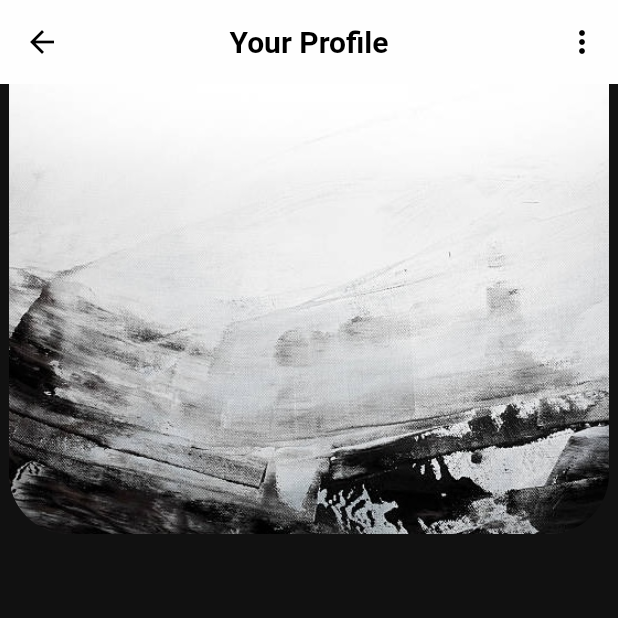
After one commit to Bipolaarr/harmony, a Flutter app: the ProfilePage screen opened directly, on a phone screen of 412 x 824 dp, the top half of it. The commit adds this screen. Run offline on Flutter 3.47's test engine with Material 3 defaults, Android fonts, the phone set to English and light mode, and no system bars; our stand-ins replace cloud_firestore, dartz, firebase_auth, firebase_core, flutter_bloc, flutter_svg and 3 more; accounts and stored records are empty; Roboto replaces fonts that are missing (SF Pro).

Commit message:
small ui fixes + profile started

```diff
--- a/lib/data/repoimpls/auth_repository_implementation.dart
+++ b/lib/data/repoimpls/auth_repository_implementation.dart
@@ -19,7 +19,4 @@ class AuthRepositoryImplementation extends AuthRepository {
 
   }
 
-
-
-
 }
--- /dev/null
+++ b/lib/presentation/pages/profile_page.dart
@@ -0,0 +1,78 @@
+import 'package:flutter/material.dart';
+import 'package:harmony/core/configs/assets/app_images.dart';
+import 'package:harmony/core/configs/theme/app_colors.dart';
+
+class ProfilePage extends StatelessWidget {
+  const ProfilePage({super.key});
+
+  @override
+  Widget build(BuildContext context) {
+    return Scaffold(
+      appBar: AppBar(
+        backgroundColor: Color.fromARGB(255, 254, 254, 254),
+        elevation: 0,
+        scrolledUnderElevation: 0,
+        centerTitle: true,
+        title: const Text(
+          'Your Profile',
+          style: TextStyle(
+            color: Colors.black,
+            fontFamily: 'SF Pro',
+            fontSize: 20,
+            fontWeight: FontWeight.w700,
+          ),
+        ),
+        leading: IconButton(
+          icon: const Icon(Icons.arrow_back, color: Colors.black),
+          onPressed: () {
+            Navigator.pop(context); // Just pop the current route
+          },
+        ),
+        actions: [
+          IconButton(
+            onPressed: () {},
+            icon: const Icon(Icons.more_vert, color: Colors.black),
+          ),
+        ],
+      ),
+      body: SingleChildScrollView(
+        child: Center(
+            child: Column(
+                children: [
+                    _profileInfo(context)
+                ],
+            )
+        ),
+      )
+    );
+  }
+
+  Widget _profileInfo(BuildContext) {
+
+    return InkWell(
+        onTap: () {
+
+        },
+        highlightColor: AppColors.grey,
+        borderRadius: BorderRadius.circular(40),
+        child: Padding(
+            padding: EdgeInsets.only(bottom: 5),
+                child: Container(
+                height: 300,
+                width: 400,
+                decoration: BoxDecoration(
+                    borderRadius: BorderRadius.only(
+                        bottomLeft: Radius.circular(40),
+                        bottomRight: Radius.circular(40)
+                    ),
+                    image: const DecorationImage(
+                        image: AssetImage(AppImages.topPicksBlockBackground),
+                        fit: BoxFit.cover,
+                    ),
+                ),
+            ),
+        ),
+    );
+
+  }
+}
--- a/lib/presentation/widgets/all_artists.dart
+++ b/lib/presentation/widgets/all_artists.dart
@@ -78,7 +78,7 @@ class AllArtists extends StatelessWidget{
         child: Padding(
           padding: const EdgeInsets.only(left: 5, right: 5, top: 5, bottom: 5),
           child: SizedBox(
-          width: 200,
+          width: 165,
           child: Column(
             children: [
               Expanded(
--- a/lib/presentation/widgets/new_songs.dart
+++ b/lib/presentation/widgets/new_songs.dart
@@ -67,7 +67,7 @@ class NewSongs extends StatelessWidget{
         child: Padding(
           padding: const EdgeInsets.only(left: 5, right: 5, top: 5, bottom: 5),
           child: SizedBox(
-          width: 200,
+          width: 165,
           child: Column(
             children: [
               Expanded(
@@ -105,7 +105,7 @@ class NewSongs extends StatelessWidget{
         )
       );
     },
-    separatorBuilder: (context, index) => const SizedBox(width: 15),
+    separatorBuilder: (context, index) => const SizedBox(width: 10),
     itemCount: songs.length,
   );
 }
--- a/lib/service_locator.dart
+++ b/lib/service_locator.dart
@@ -102,6 +102,4 @@ Future<void> initDependencies() async {
   serviceLocator.registerSingleton<IsFavouriteUseCase>(
     IsFavouriteUseCase()
   );
-
-
 }
```
Also changed, not shown: lib/data/sources/auth_fb_service.dart (+56 -44 lines), lib/presentation/pages/home_page.dart (+74 -0 lines), lib/presentation/pages/playlist_page.dart (+10 -1 lines), lib/presentation/widgets/all_genres.dart (+8 -5 lines), lib/presentation/widgets/top_pick_container.dart (+5 -5 lines).
